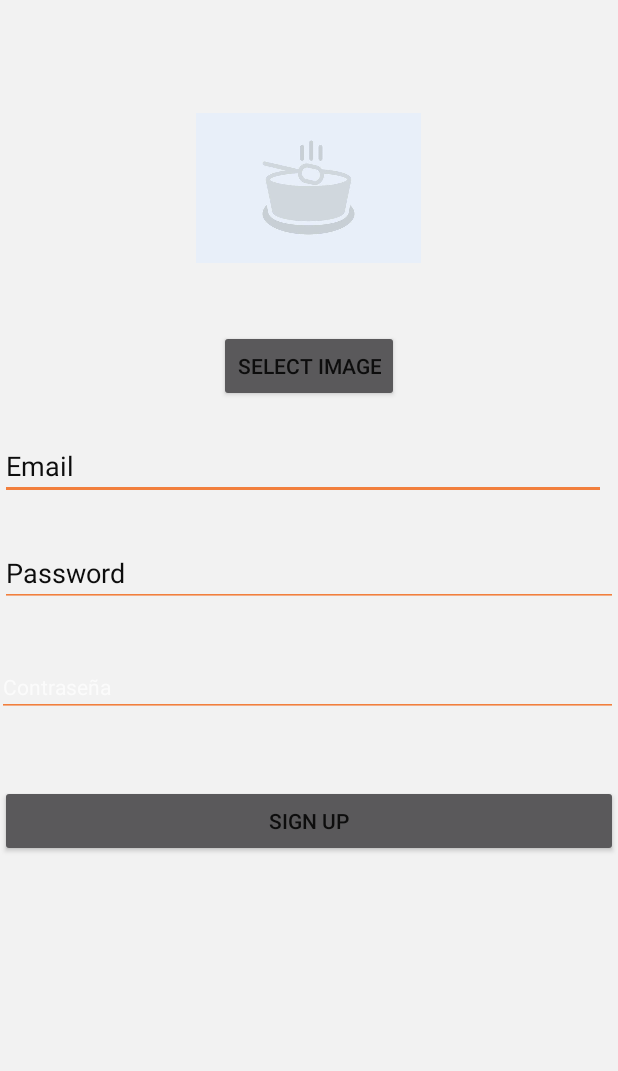
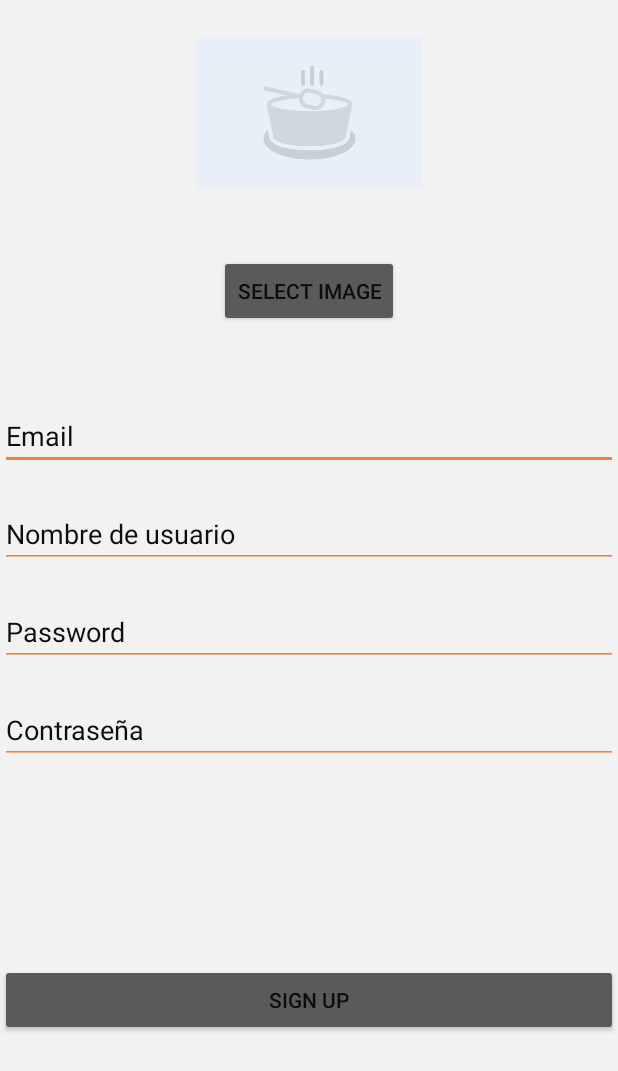
Before and after one commit to aru-ms/Recipegram, an Android app: the SignUpActivity screen opened directly, with no data from a screen before it, after a tap on "SIGN UP", on a phone screen of 412 x 824 dp. Shown: the top 1071 px of the screen. Run offline under Robolectric (Android 15) with nearby library versions, the phone set to English and light mode, and no system bars; our stand-ins replace Firebase (no records; nobody signed in at launch, a user with empty details on screens opened directly).

Commit message:
Nombre de usuario en lugar de e-mail, colores arreglados
????

```diff
--- a/app/src/main/java/com/alberto/recipegram/ui/SignUpActivity.kt
+++ b/app/src/main/java/com/alberto/recipegram/ui/SignUpActivity.kt
@@ -23,6 +23,7 @@ class SignUpActivity : AppCompatActivity() {
     private lateinit var passwordEditText: EditText
     private lateinit var signUpButton: Button
     private lateinit var confPasswordEditText: EditText
+    private lateinit var usernameEditText: EditText
 
     private lateinit var viewModel: SignUpViewModel
 
@@ -40,16 +41,18 @@ class SignUpActivity : AppCompatActivity() {
         passwordEditText = findViewById(R.id.passwordEditText)
         signUpButton = findViewById(R.id.signupButton)
         confPasswordEditText = findViewById(R.id.confPasswordEditText)
+        usernameEditText = findViewById(R.id.usernameEditText)
 
         selectImageButton.setOnClickListener {
             openGallery()
         }
 
         signUpButton.setOnClickListener {
+            val username = usernameEditText.text.toString().trim()
             val email = emailEditText.text.toString().trim()
             val password = passwordEditText.text.toString().trim()
             val confirmPass = confPasswordEditText.text.toString().trim()
-            viewModel.signUp(email, password, confirmPass, profileImageBitmap)
+            viewModel.signUp(username, email, password, confirmPass, profileImageBitmap)
         }
 
         viewModel.signUpSuccess.observe(this, Observer { success ->
--- a/app/src/main/java/com/alberto/recipegram/viewmodel/SignUpViewModel.kt
+++ b/app/src/main/java/com/alberto/recipegram/viewmodel/SignUpViewModel.kt
@@ -19,8 +19,8 @@ class SignUpViewModel : ViewModel() {
     val signUpSuccess: LiveData<Boolean>
         get() = _signUpSuccess
 
-    fun signUp(email: String, password: String, confirmPass: String, profileImageBitmap: Bitmap?) {
-        if (email.isEmpty() || password.isEmpty() || confirmPass.isEmpty()) {
+    fun signUp(username: String, email: String, password: String, confirmPass: String, profileImageBitmap: Bitmap?) {
+        if (username.isEmpty() || email.isEmpty() || password.isEmpty() || confirmPass.isEmpty()) {
             _signUpSuccess.value = false
             return
         }
@@ -50,7 +50,8 @@ class SignUpViewModel : ViewModel() {
 
                     val userObject = hashMapOf<String, Any>(
                         "email" to email,
-                        "photoURL" to "" // Initialize the photoUrl to an empty string
+                        "photoURL" to "",
+                        "username" to username
                     )
                     // Add more fields as needed (e.g., username)
 
--- a/app/src/main/res/layout/activity_sign_up.xml
+++ b/app/src/main/res/layout/activity_sign_up.xml
@@ -1,4 +1,6 @@
-<RelativeLayout xmlns:android="http://schemas.android.com/apk/res/android"
+<androidx.constraintlayout.widget.ConstraintLayout xmlns:android="http://schemas.android.com/apk/res/android"
+    xmlns:app="http://schemas.android.com/apk/res-auto"
+    xmlns:tools="http://schemas.android.com/tools"
     android:layout_width="match_parent"
     android:layout_height="match_parent">
 
@@ -8,8 +10,10 @@
         android:layout_height="150dp"
         android:layout_alignParentTop="true"
         android:layout_centerHorizontal="true"
-        android:layout_marginTop="50dp"
-        android:src="@drawable/placeholder" />
+        android:src="@drawable/placeholder"
+        app:layout_constraintEnd_toEndOf="parent"
+        app:layout_constraintStart_toStartOf="parent"
+        app:layout_constraintTop_toTopOf="parent" />
 
     <Button
         android:id="@+id/selectImageButton"
@@ -17,8 +21,11 @@
         android:layout_height="wrap_content"
         android:layout_below="@id/profileImageView"
         android:layout_centerHorizontal="true"
+        android:text="Select Image"
         android:layout_marginTop="20dp"
-        android:text="Select Image" />
+        app:layout_constraintEnd_toEndOf="parent"
+        app:layout_constraintStart_toStartOf="parent"
+        app:layout_constraintTop_toBottomOf="@+id/profileImageView" />
 
     <EditText
         android:id="@+id/emailEditText"
@@ -26,11 +33,21 @@
         android:layout_height="wrap_content"
         android:layout_below="@id/selectImageButton"
         android:layout_alignParentStart="true"
+        android:layout_marginTop="50dp"
         android:layout_alignParentEnd="true"
-        android:layout_marginStart="0dp"
+        android:hint="Email"
+        app:layout_constraintTop_toBottomOf="@+id/selectImageButton" />
+
+    <EditText
+        android:id="@+id/usernameEditText"
+        android:layout_width="match_parent"
+        android:layout_height="wrap_content"
+        android:layout_below="@id/selectImageButton"
+        android:layout_alignParentStart="true"
         android:layout_marginTop="20dp"
-        android:layout_marginEnd="8dp"
-        android:hint="Email" />
+        android:layout_alignParentEnd="true"
+        android:hint="Nombre de usuario"
+        app:layout_constraintTop_toBottomOf="@+id/emailEditText" />
 
     <EditText
         android:id="@+id/passwordEditText"
@@ -38,22 +55,22 @@
         android:layout_height="wrap_content"
         android:layout_below="@id/emailEditText"
         android:layout_alignParentStart="true"
+        android:layout_marginTop="20dp"
         android:layout_alignParentEnd="true"
-        android:layout_marginStart="0dp"
-        android:layout_marginTop="26dp"
-        android:layout_marginEnd="0dp"
         android:hint="Password"
-        android:inputType="textPassword" />
+        android:inputType="textPassword"
+        app:layout_constraintTop_toBottomOf="@+id/usernameEditText" />
 
     <EditText
         android:id="@+id/confPasswordEditText"
-        style="@style/vistaCustom"
+        android:layout_width="match_parent"
+        android:layout_height="wrap_content"
         android:layout_below="@+id/passwordEditText"
         android:layout_alignParentStart="true"
-        android:layout_marginStart="-2dp"
-        android:layout_marginTop="33dp"
+        android:layout_marginTop="20dp"
         android:hint="@string/password"
-        android:inputType="textPassword" />
+        android:inputType="textPassword"
+        app:layout_constraintTop_toBottomOf="@+id/passwordEditText" />
 
     <Button
         android:id="@+id/signupButton"
@@ -62,9 +79,11 @@
         android:layout_below="@+id/confPasswordEditText"
         android:layout_alignParentStart="true"
         android:layout_alignParentEnd="true"
-        android:layout_marginStart="0dp"
-        android:layout_marginTop="45dp"
-        android:layout_marginEnd="0dp"
-        android:text="Sign Up" />
+        android:layout_alignParentBottom="true"
+        android:text="Sign Up"
+        app:layout_constraintBottom_toBottomOf="parent"
+        app:layout_constraintEnd_toEndOf="parent"
+        app:layout_constraintStart_toStartOf="parent"
+        app:layout_constraintTop_toBottomOf="@+id/confPasswordEditText" />
 
-</RelativeLayout>
+</androidx.constraintlayout.widget.ConstraintLayout>
--- a/app/src/main/res/layout/item_recipe_home.xml
+++ b/app/src/main/res/layout/item_recipe_home.xml
@@ -23,7 +23,6 @@
             android:layout_width="wrap_content"
             android:layout_height="wrap_content"
             android:layout_marginStart="8dp"
-            android:textColor="#000000"
             android:textSize="16sp"
             android:textStyle="bold" />
 
@@ -45,7 +44,6 @@
         android:layout_marginTop="8dp"
         android:paddingStart="16dp"
         android:paddingEnd="16dp"
-        android:textColor="#000000"
         android:textSize="18sp"
         android:textStyle="bold" />
 
@@ -56,7 +54,6 @@
         android:layout_marginTop="4dp"
         android:paddingStart="16dp"
         android:paddingEnd="16dp"
-        android:textColor="#555555"
         android:textSize="14sp" />
 
     <TextView
@@ -66,7 +63,6 @@
         android:layout_marginTop="4dp"
         android:paddingStart="16dp"
         android:paddingEnd="16dp"
-        android:textColor="#555555"
         android:textSize="14sp" />
 
     <View
```
Also changed, not shown: app/src/main/java/com/alberto/recipegram/ui/ProfileFragment.kt (+4 -4 lines), app/src/main/java/com/alberto/recipegram/viewmodel/ProfileViewModel.kt (+9 -0 lines), app/src/main/java/com/alberto/recipegram/viewmodel/RecipeAdpapter.kt (+6 -6 lines).
